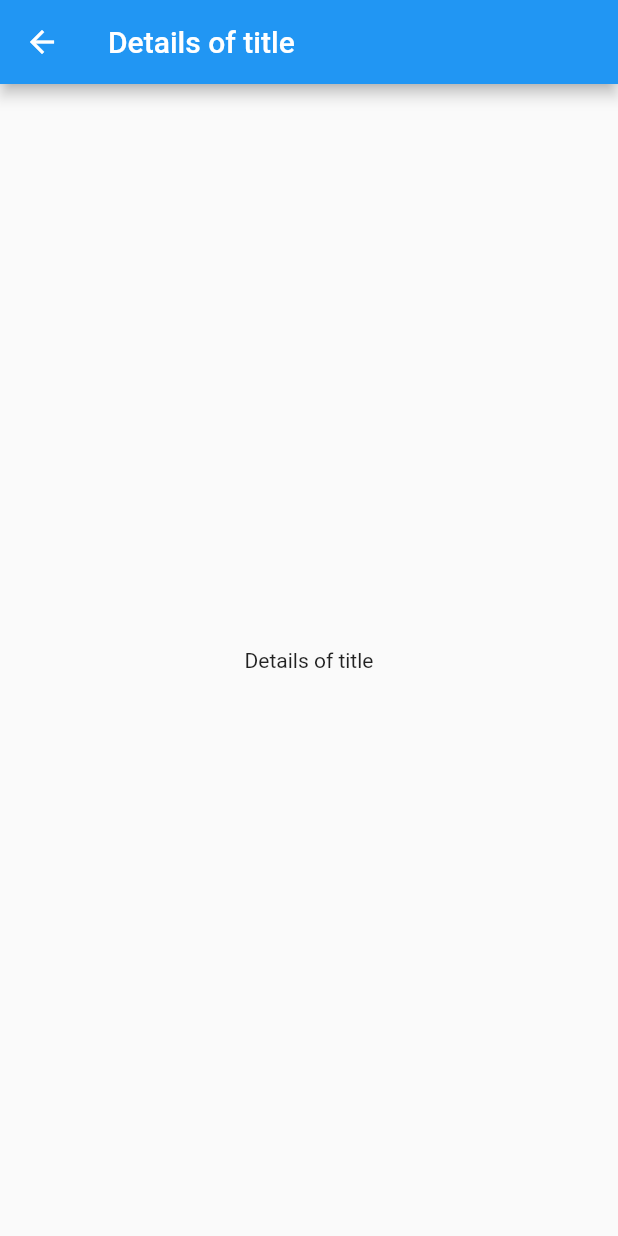
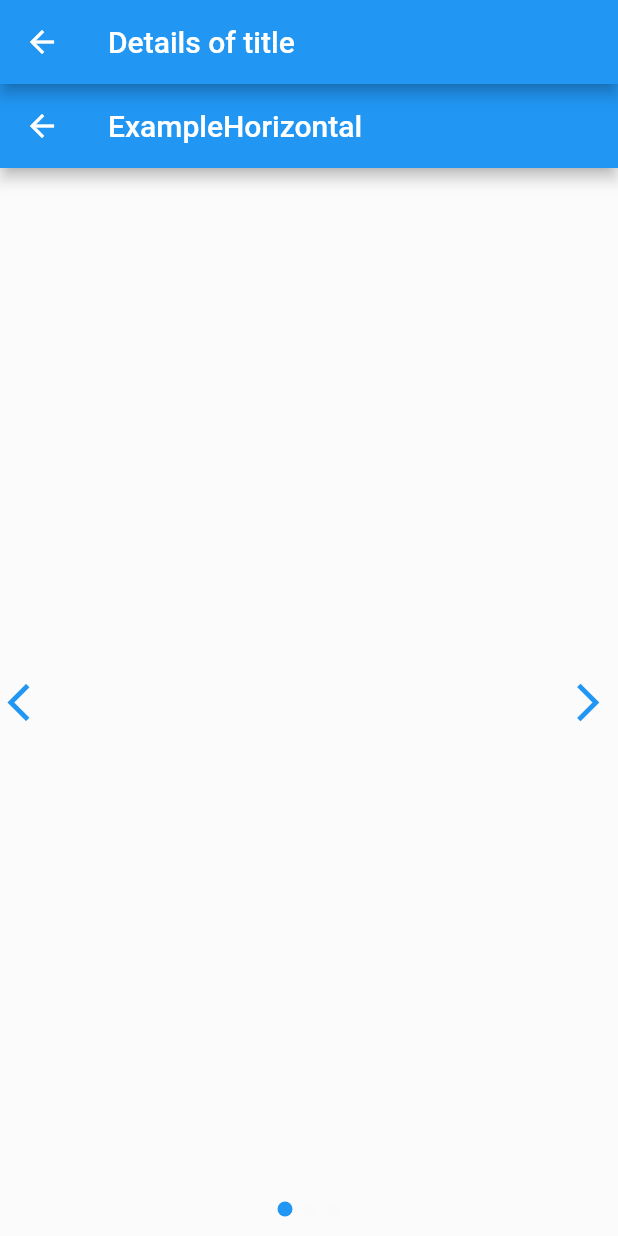
Before and after one commit to Wayabook/BookifyMultiplatformApp, a Flutter app: the BookPage screen opened directly, on a phone screen of 412 x 824 dp. Run offline on Flutter 3.47's test engine with Material 2 defaults, Android fonts, the phone set to English and light mode, and no system bars; our stand-ins replace flutter_swiper; missing offline and left inert: custom_navigator, flutter_page_indicator.

Commit message:
[WIP] Latest additions carousel view.

```diff
--- a/lib/Pages/book_page.dart
+++ b/lib/Pages/book_page.dart
@@ -1,4 +1,6 @@
 import 'package:flutter/material.dart';
+import 'package:flutter_page_indicator/flutter_page_indicator.dart';
+import 'package:flutter_swiper/flutter_swiper.dart';
 
 class BookPage extends StatelessWidget {
   final String title;
@@ -10,9 +12,34 @@ class BookPage extends StatelessWidget {
     final text = Text('Details of $title');
     return Scaffold(
       body: Container(
-        child: Center(child: text),
+        child: ExampleHorizontal(),
       ),
       appBar: AppBar(title: text),
     );
   }
 }
+
+class ExampleHorizontal extends StatelessWidget {
+  @override
+  Widget build(BuildContext context) {
+    return new Scaffold(
+        appBar: AppBar(
+          title: Text("ExampleHorizontal"),
+        ),
+        body: new Swiper(
+          itemBuilder: (BuildContext context, int index) {
+            return  new Container(
+              color: Colors.white12,
+              width: 20,
+              height: 20,
+            );
+          },
+
+          indicatorLayout: PageIndicatorLayout.COLOR,
+          autoplay: true,
+          itemCount: 3,
+          pagination: new SwiperPagination(),
+          control: new SwiperControl(),
+        ));
+  }
+}
--- a/pubspec.yaml
+++ b/pubspec.yaml
@@ -24,6 +24,7 @@ dependencies:
   # Use with the CupertinoIcons class for iOS style icons.
   cupertino_icons: ^0.1.2
   custom_navigator: 0.3.0
+  flutter_swiper : ^1.1.6
 
 
 dev_dependencies:
```
Also changed, not shown: lib/Models/Book.dart (+5 -3 lines), lib/Pages/discover_page.dart (+26 -1 lines), pubspec.lock.
